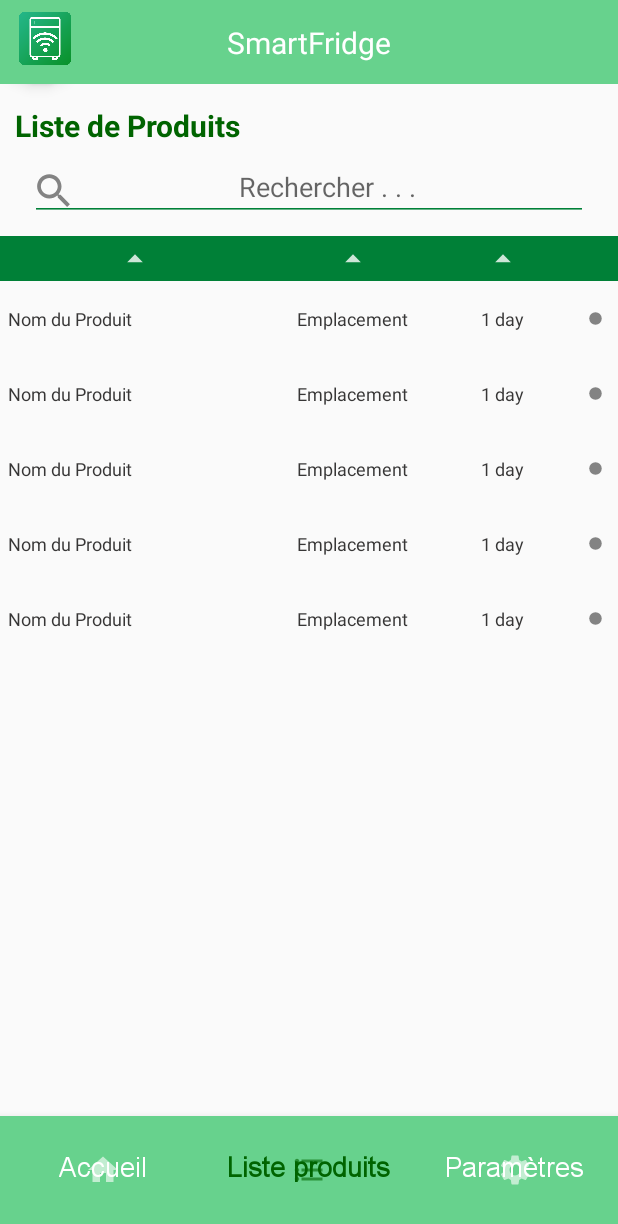
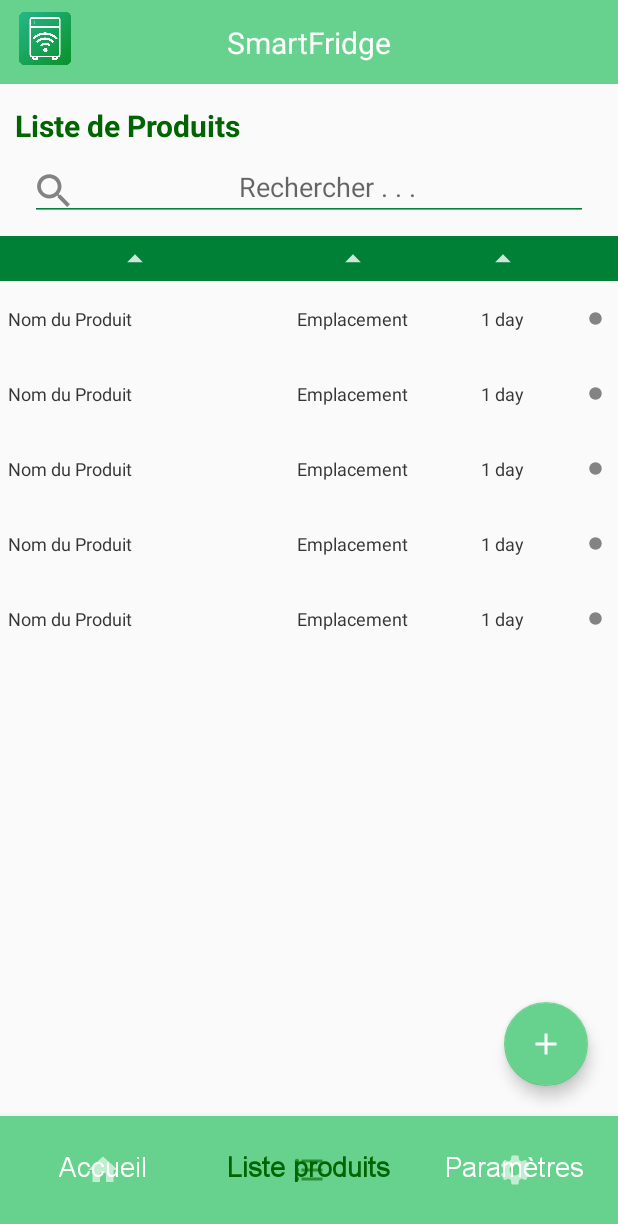
Before and after one commit to miguel-antoons/projet-integration, an Android app: the screen it shows after launch (MainActivity), item 2 of the bottom bar chosen, on a phone screen of 412 x 824 dp. Shown: the top 1224 px of the screen. Run offline under Robolectric (Android 15) with nearby library versions, the phone set to English and light mode, and no system bars; our stand-ins replace Volley; network calls fail.

Commit message:
HOTFIX : bouton overture form product
Lors de l'ajout du design de la liste des produits, la position du bouton était caché derrière la barre supérieure de l'application. Ce problème est maintenant reglé.

```diff
--- a/androidApp/src/main/res/layout/fragment_product.xml
+++ b/androidApp/src/main/res/layout/fragment_product.xml
@@ -131,15 +131,15 @@
         android:layout_alignParentEnd="true"
         android:layout_alignParentRight="true"
         android:layout_alignParentBottom="true"
-        android:layout_marginStart="15dp"
-        android:layout_marginLeft="15dp"
-        android:layout_marginTop="15dp"
-        android:layout_marginEnd="15dp"
-        android:layout_marginRight="15dp"
-        android:layout_marginBottom="15dp"
         android:src="@drawable/ic_add"
+        android:layout_marginRight="@dimen/large_margin"
+        android:layout_marginEnd="@dimen/large_margin"
+        android:layout_marginBottom="@dimen/large_margin"
         app:backgroundTint="@color/light_green"
-        app:tint="@color/white" />
+        app:layout_constraintBottom_toBottomOf="parent"
+        app:layout_constraintEnd_toEndOf="parent"
+        app:tint="@color/white"
+        />
 
 
 </androidx.constraintlayout.widget.ConstraintLayout>
```
